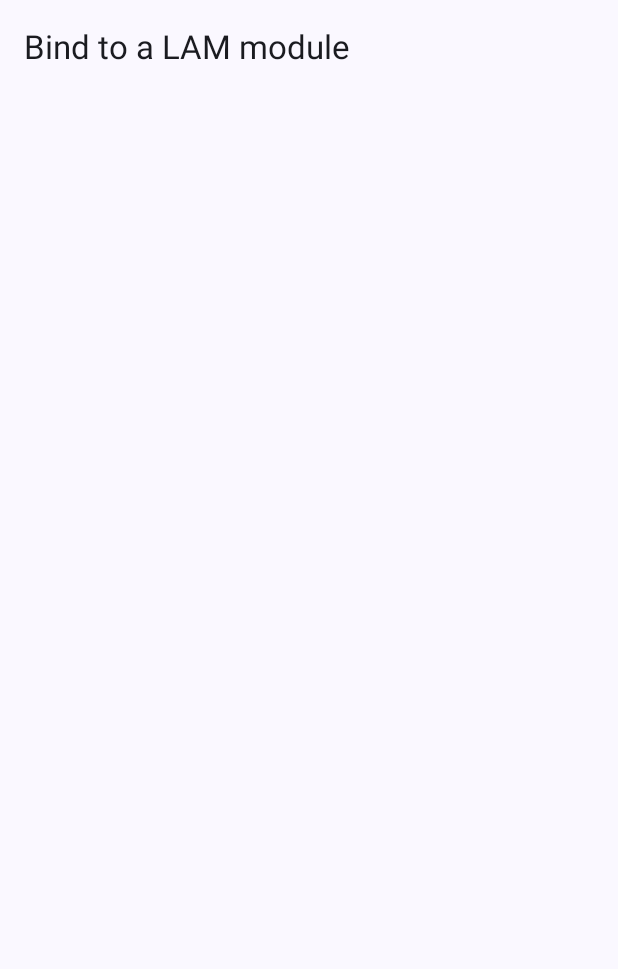
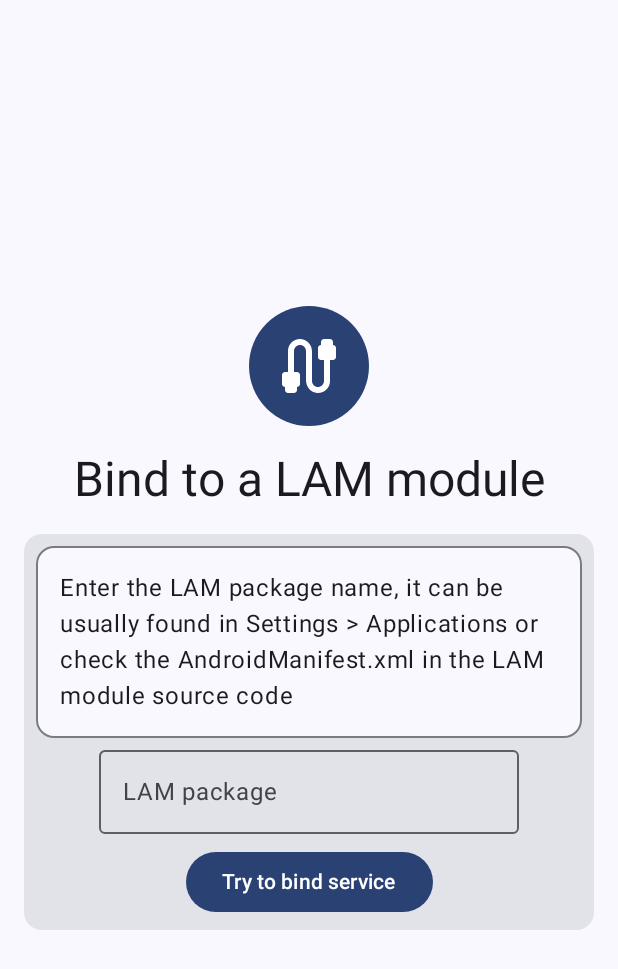
Before and after one commit to leishmaniapp/lam-debugger-android, an Android app built with Jetpack Compose: the screen it shows after launch (MainActivity), on a phone screen of 412 x 824 dp. Shown: the top 969 px of the screen. Run offline under Robolectric (Android 15) with nearby library versions, the phone set to English and light mode, and no system bars; our stand-ins replace Dagger/Hilt's generated code, livedata-compose.

Commit message:
Created bind screen

```diff
--- a/app/build.gradle.kts
+++ b/app/build.gradle.kts
@@ -5,6 +5,7 @@ plugins {
     alias(libs.plugins.ksp)
     alias(libs.plugins.kotlin.android)
     alias(libs.plugins.kotlin.compose)
+    alias(libs.plugins.kotlin.parcelize)
     alias(libs.plugins.dagger.hilt)
 }
 
--- a/app/src/main/kotlin/com/leishmaniapp/analysis/lam/debugger/infrastructure/di/ServicesModule.kt
+++ b/app/src/main/kotlin/com/leishmaniapp/analysis/lam/debugger/infrastructure/di/ServicesModule.kt
@@ -5,7 +5,6 @@ import com.leishmaniapp.analysis.lam.debugger.infrastructure.lam.LamConnectionSe
 import dagger.Binds
 import dagger.Module
 import dagger.hilt.InstallIn
-import dagger.hilt.android.components.ActivityComponent
 import dagger.hilt.components.SingletonComponent
 import javax.inject.Singleton
 
--- a/app/src/main/kotlin/com/leishmaniapp/analysis/lam/debugger/presentation/activities/MainActivity.kt
+++ b/app/src/main/kotlin/com/leishmaniapp/analysis/lam/debugger/presentation/activities/MainActivity.kt
@@ -7,13 +7,11 @@ import androidx.activity.enableEdgeToEdge
 import androidx.activity.viewModels
 import androidx.compose.runtime.getValue
 import androidx.compose.runtime.livedata.observeAsState
-import androidx.lifecycle.viewmodel.compose.viewModel
 import com.leishmaniapp.analysis.lam.debugger.presentation.ui.theme.ApplicationTheme
 import com.leishmaniapp.analysis.lam.debugger.presentation.ui.view.LoadingView
 import com.leishmaniapp.analysis.lam.debugger.presentation.ui.view.MainView
 import com.leishmaniapp.analysis.lam.debugger.presentation.viewmodel.MainViewModel
 import dagger.hilt.android.AndroidEntryPoint
-import javax.inject.Inject
 
 @AndroidEntryPoint
 class MainActivity : ComponentActivity() {
@@ -37,6 +35,9 @@ class MainActivity : ComponentActivity() {
                         state = state!!,
                         onErrorDismiss = {
                             mainViewModel.dismissState()
+                        },
+                        onBind = { pn ->
+                            mainViewModel.bindService(pn)
                         }
                     )
                 }
--- a/app/src/main/kotlin/com/leishmaniapp/analysis/lam/debugger/presentation/ui/composable/BoundScreen.kt
+++ b/app/src/main/kotlin/com/leishmaniapp/analysis/lam/debugger/presentation/ui/composable/BoundScreen.kt
@@ -19,7 +19,7 @@ fun BoundScreen() {
     Scaffold(
         topBar = {
             TopAppBar(title = {
-                Text(text = stringResource(id = R.string.bound_service_title))
+                Text(text = stringResource(id = R.string.not_bound_service_title))
             })
         }
     ) { paddingValues ->
--- a/app/src/main/kotlin/com/leishmaniapp/analysis/lam/debugger/presentation/ui/composable/NotBoundScreen.kt
+++ b/app/src/main/kotlin/com/leishmaniapp/analysis/lam/debugger/presentation/ui/composable/NotBoundScreen.kt
@@ -1,29 +1,109 @@
 package com.leishmaniapp.analysis.lam.debugger.presentation.ui.composable
 
+import androidx.compose.foundation.background
+import androidx.compose.foundation.layout.Arrangement
 import androidx.compose.foundation.layout.Box
+import androidx.compose.foundation.layout.Column
+import androidx.compose.foundation.layout.fillMaxSize
 import androidx.compose.foundation.layout.padding
-import androidx.compose.material3.ExperimentalMaterial3Api
+import androidx.compose.foundation.layout.size
+import androidx.compose.foundation.shape.CircleShape
+import androidx.compose.material.icons.Icons
+import androidx.compose.material.icons.rounded.Cable
+import androidx.compose.material3.Button
+import androidx.compose.material3.Card
+import androidx.compose.material3.Icon
+import androidx.compose.material3.MaterialTheme
+import androidx.compose.material3.OutlinedCard
+import androidx.compose.material3.OutlinedTextField
 import androidx.compose.material3.Scaffold
 import androidx.compose.material3.Text
-import androidx.compose.material3.TopAppBar
 import androidx.compose.runtime.Composable
+import androidx.compose.runtime.getValue
+import androidx.compose.runtime.mutableStateOf
+import androidx.compose.runtime.remember
+import androidx.compose.runtime.setValue
+import androidx.compose.ui.Alignment
 import androidx.compose.ui.Modifier
+import androidx.compose.ui.draw.clip
 import androidx.compose.ui.res.stringResource
+import androidx.compose.ui.text.style.TextAlign
 import androidx.compose.ui.tooling.preview.Preview
+import androidx.compose.ui.unit.dp
 import com.leishmaniapp.analysis.lam.R
 import com.leishmaniapp.analysis.lam.debugger.presentation.ui.theme.ApplicationTheme
 
 @Composable
-@OptIn(ExperimentalMaterial3Api::class)
-fun NotBoundScreen() {
-    Scaffold(
-        topBar = {
-            TopAppBar(title = {
-                Text(text = stringResource(id = R.string.notbound_service_title))
-            })
+fun NotBoundScreen(tryBind: (packageName: String) -> Unit) {
+
+    var lamPackageInput: String by remember {
+        mutableStateOf("")
+    }
+
+    Scaffold { paddingValues ->
+        Column(
+            modifier = Modifier
+                .padding(paddingValues)
+                .fillMaxSize()
+                .padding(
+                    horizontal = 16.dp, vertical = 24.dp
+                ),
+            horizontalAlignment = Alignment.CenterHorizontally,
+            verticalArrangement = Arrangement.spacedBy(16.dp, Alignment.CenterVertically),
+        ) {
+
+            Box(
+                modifier = Modifier
+                    .clip(CircleShape)
+                    .background(
+                        color = MaterialTheme.colorScheme.primary
+                    )
+            ) {
+                Icon(
+                    imageVector = Icons.Rounded.Cable,
+                    contentDescription = null,
+                    modifier = Modifier
+                        .size(80.dp)
+                        .padding(16.dp),
+                    tint = MaterialTheme.colorScheme.onPrimary
+                )
+            }
+
+            Text(
+                text = stringResource(id = R.string.not_bound_service_title),
+                style = MaterialTheme.typography.headlineLarge,
+                textAlign = TextAlign.Center,
+            )
+
+            Card(modifier = Modifier) {
+                Column(
+                    modifier = Modifier.padding(8.dp),
+                    horizontalAlignment = Alignment.CenterHorizontally,
+                    verticalArrangement = Arrangement.spacedBy(8.dp, Alignment.CenterVertically),
+                ) {
+                    OutlinedCard {
+                        Text(
+                            modifier = Modifier.padding(16.dp),
+                            text = stringResource(id = R.string.not_bound_package_instructions),
+                        )
+                    }
+
+
+                    OutlinedTextField(
+                        value = lamPackageInput,
+                        placeholder = {
+                            Text(text = stringResource(id = R.string.not_bound_package_placeholder))
+                        },
+                        onValueChange = { value ->
+                            lamPackageInput = value
+                        })
+
+                    Button(onClick = { tryBind.invoke(lamPackageInput) }) {
+                        Text(text = stringResource(id = R.string.not_bound_try_bind))
+                    }
+                }
+            }
         }
-    ) { paddingValues ->
-        Box(modifier = Modifier.padding(paddingValues)) {}
     }
 }
 
@@ -31,6 +111,6 @@ fun NotBoundScreen() {
 @Preview
 fun NotBoundScreenPreview() {
     ApplicationTheme {
-        NotBoundScreen()
+        NotBoundScreen {}
     }
 }
--- a/app/src/main/kotlin/com/leishmaniapp/analysis/lam/debugger/presentation/ui/view/LoadingView.kt
+++ b/app/src/main/kotlin/com/leishmaniapp/analysis/lam/debugger/presentation/ui/view/LoadingView.kt
@@ -2,7 +2,6 @@ package com.leishmaniapp.analysis.lam.debugger.presentation.ui.view
 
 import androidx.compose.foundation.layout.Box
 import androidx.compose.foundation.layout.padding
-import androidx.compose.material3.AlertDialog
 import androidx.compose.material3.Scaffold
 import androidx.compose.runtime.Composable
 import androidx.compose.ui.Modifier
--- a/app/src/main/kotlin/com/leishmaniapp/analysis/lam/debugger/presentation/ui/view/MainView.kt
+++ b/app/src/main/kotlin/com/leishmaniapp/analysis/lam/debugger/presentation/ui/view/MainView.kt
@@ -1,19 +1,13 @@
 package com.leishmaniapp.analysis.lam.debugger.presentation.ui.view
 
 import androidx.compose.foundation.layout.Box
-import androidx.compose.foundation.layout.padding
-import androidx.compose.material3.ExperimentalMaterial3Api
-import androidx.compose.material3.Scaffold
-import androidx.compose.material3.Text
-import androidx.compose.material3.TopAppBar
 import androidx.compose.runtime.Composable
-import androidx.compose.ui.Modifier
 import androidx.compose.ui.res.stringResource
 import androidx.compose.ui.tooling.preview.Preview
 import com.leishmaniapp.analysis.lam.R
 import com.leishmaniapp.analysis.lam.debugger.presentation.ui.composable.BoundScreen
 import com.leishmaniapp.analysis.lam.debugger.presentation.ui.composable.NotBoundScreen
-import com.leishmaniapp.analysis.lam.debugger.presentation.ui.dialog.ExceptionAlertDialog
+import com.leishmaniapp.analysis.lam.debugger.presentation.ui.dialog.ErrorAlertDialog
 import com.leishmaniapp.analysis.lam.debugger.presentation.ui.dialog.LoadingAlertDialog
 import com.leishmaniapp.analysis.lam.debugger.presentation.ui.theme.ApplicationTheme
 import com.leishmaniapp.analysis.lam.debugger.presentation.viewmodel.state.MainState
@@ -22,15 +16,19 @@ import com.leishmaniapp.analysis.lam.debugger.presentation.viewmodel.state.MainS
 fun MainView(
     state: MainState,
     onErrorDismiss: () -> Unit,
+    onBind: (packageName: String) -> Unit,
 ) {
     Box {
         when (state) {
-            MainState.NotBound -> NotBoundScreen()
+            MainState.NotBound -> NotBoundScreen { pn ->
+                onBind.invoke(pn)
+            }
+
             is MainState.Bound -> BoundScreen()
 
             MainState.BusyBound -> LoadingAlertDialog(content = stringResource(id = R.string.loading_lam))
-            is MainState.Error -> ExceptionAlertDialog(
-                exception = state.e,
+            is MainState.Error -> ErrorAlertDialog(
+                throwable = state.e,
                 onDismiss = onErrorDismiss
             )
         }
@@ -44,8 +42,8 @@ private fun MainViewPreview_NotBound() {
         MainView(
             state = MainState.NotBound,
             onErrorDismiss = {},
-
-            )
+            onBind = {},
+        )
     }
 }
 
@@ -56,8 +54,8 @@ private fun MainViewPreview_Bound() {
         MainView(
             state = MainState.Bound("com.example"),
             onErrorDismiss = {},
-
-            )
+            onBind = {},
+        )
     }
 }
 
@@ -68,8 +66,8 @@ private fun MainViewPreview_BusyBound() {
         MainView(
             state = MainState.BusyBound,
             onErrorDismiss = {},
-
-            )
+            onBind = {},
+        )
     }
 }
 
@@ -80,7 +78,7 @@ private fun MainViewPreview_Error() {
         MainView(
             state = MainState.Error(Exception("Lorem ipsum dolor sit Exception")),
             onErrorDismiss = {},
-
-            )
+            onBind = {},
+        )
     }
 }
--- a/app/src/main/kotlin/com/leishmaniapp/analysis/lam/debugger/presentation/viewmodel/state/MainState.kt
+++ b/app/src/main/kotlin/com/leishmaniapp/analysis/lam/debugger/presentation/viewmodel/state/MainState.kt
@@ -1,11 +1,14 @@
 package com.leishmaniapp.analysis.lam.debugger.presentation.viewmodel.state
 
+import android.os.Parcelable
 import com.leishmaniapp.analysis.lam.debugger.presentation.viewmodel.MainViewModel
+import kotlinx.parcelize.Parcelize
 
 /**
  * Represents the state of the [MainViewModel]
  */
-sealed class MainState {
+@Parcelize
+sealed class MainState : Parcelable {
 
     /**
      * No LAM module has been bounded
@@ -25,5 +28,5 @@ sealed class MainState {
     /**
      * An error message must be shown
      */
-    data class Error(val e: Exception) : MainState()
+    data class Error(val e: Throwable) : MainState()
 }
--- a/app/src/main/res/values/strings.xml
+++ b/app/src/main/res/values/strings.xml
@@ -10,6 +10,10 @@
 
     <string name="error_title">An error has occurred</string>
 
-    <string name="notbound_service_title">Bind to a LAM module</string>
+    <string name="not_bound_service_title">Bind to a LAM module</string>
+    <string name="not_bound_package_instructions">Enter the LAM package name, it can be usually found in <b>"Settings > Applications"</b> or check the <i>"AndroidManifest.xml"</i> in the LAM module source code</string>
+    <string name="not_bound_package_placeholder">LAM package</string>
+    <string name="not_bound_try_bind">Try to bind service</string>
+
     <string name="bound_service_title">Connected to a LAM module</string>
 </resources>
--- a/build.gradle.kts
+++ b/build.gradle.kts
@@ -3,5 +3,6 @@ plugins {
     alias(libs.plugins.ksp) apply false
     alias(libs.plugins.kotlin.android) apply false
     alias(libs.plugins.kotlin.compose) apply false
+    alias(libs.plugins.kotlin.parcelize) apply false
     alias(libs.plugins.dagger.hilt) apply false
 }
--- a/gradle/libs.versions.toml
+++ b/gradle/libs.versions.toml
@@ -25,6 +25,7 @@ android-application = { id = "com.android.application", version.ref = "agp" }
 ksp = { id = "com.google.devtools.ksp", version.ref = "ksp" }
 kotlin-android = { id = "org.jetbrains.kotlin.android", version.ref = "kotlin" }
 kotlin-compose = { id = "org.jetbrains.kotlin.plugin.compose", version.ref = "kotlin" }
+kotlin-parcelize = { id = "org.jetbrains.kotlin.plugin.parcelize", version.ref = "kotlin" }
 dagger-hilt = { id = "com.google.dagger.hilt.android", version.ref = "dagger-hilt" }
 
 [libraries]
```
Also changed, not shown: app/src/main/kotlin/com/leishmaniapp/analysis/lam/debugger/presentation/ui/dialog/ErrorAlertDialog.kt (renamed from app/src/main/kotlin/com/leishmaniapp/analysis/lam/debugger/presentation/ui/dialog/ExceptionAlertDialog.kt, +5 -5 lines), app/src/main/kotlin/com/leishmaniapp/analysis/lam/debugger/presentation/viewmodel/MainViewModel.kt (+38 -2 lines).
